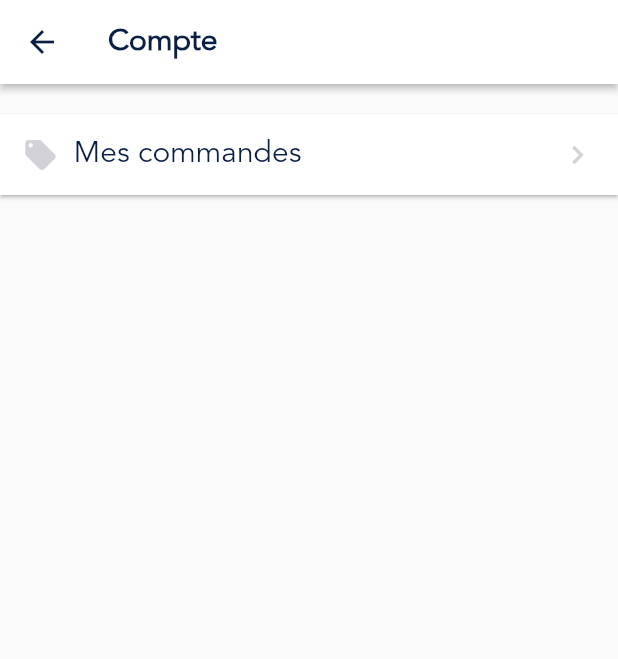
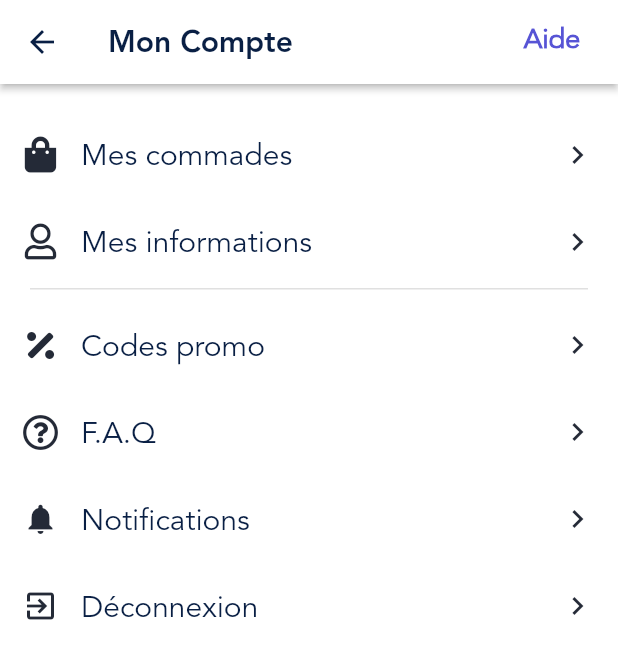
Before and after one commit to jowilf/restaurant-ui, a Flutter app: the AccountScreen screen opened by its route, on a phone screen of 412 x 824 dp. Shown: the top 659 px of the screen. Run offline on Flutter 3.47's test engine with Material 2 defaults, Android fonts, the phone set to English and light mode, and no system bars; our stand-ins replace firebase_auth, fluttertoast, font_awesome_flutter, google_maps_flutter, pin_code_fields; missing offline and left inert: flutter_statusbarcolor, libphonenumber; accounts and stored records are empty.

Commit message:
account screen

```diff
--- a/lib/ui/components/JDivider.dart
+++ b/lib/ui/components/JDivider.dart
@@ -11,7 +11,7 @@ class JDivider extends StatelessWidget {
     return SizedBox(
       height: height ?? 1,
       child: Container(
-        color: Palette.greyDark,
+        color: Colors.grey.shade300,
       ),
     );
   }
--- a/lib/ui/screens/AccountScreen.dart
+++ b/lib/ui/screens/AccountScreen.dart
@@ -1,51 +1,34 @@
 import 'package:flutter/material.dart';
+import 'package:font_awesome_flutter/font_awesome_flutter.dart';
 import 'package:nekxolivro/values/Palette.dart';
 import 'package:nekxolivro/values/Res.dart';
+
+import '../../values/Palette.dart';
+import '../../values/Palette.dart';
+import '../../values/StringRes.dart';
+import '../components/JDivider.dart';
 
 class AccountScreen extends StatelessWidget {
   @override
   Widget build(BuildContext context) {
     return Scaffold(
-      backgroundColor: Palette.colorGreyBack,
+      backgroundColor: Palette.whiteBackGround,
       body: CustomScrollView(
         slivers: <Widget>[
           SliverList(
               delegate: SliverChildListDelegate([
             SizedBox(height: 20),
-            Material(
-              elevation: 1,
-              color: Colors.white,
-              child: InkWell(
-                onTap: () => null,
-                child: Container(
-                  padding: EdgeInsets.all(15),
-                  width: double.infinity,
-                  child: Row(
-                    crossAxisAlignment: CrossAxisAlignment.start,
-                    mainAxisAlignment: MainAxisAlignment.start,
-                    children: <Widget>[
-                      Icon(
-                        Icons.local_offer,
-                        color: Palette.greyDark,
-                      ),
-                      SizedBox(
-                        width: 10,
-                      ),
-                      Expanded(
-                          child: Text(
-                        "Mes commandes",
-                        style: TextStyle(
-                            fontSize: 20, color: Palette.colorBlueBlack),
-                      )),
-                      Icon(
-                        Icons.navigate_next,
-                        color: Palette.greyDark,
-                      ),
-                    ],
-                  ),
-                ),
-              ),
-            )
+            item("Mes commades", FontAwesomeIcons.shoppingBag),
+            item("Mes informations", FontAwesomeIcons.user),
+            Padding(
+              padding: const EdgeInsets.symmetric(horizontal: 20.0),
+              child: JDivider(),
+            ),
+            SizedBox(height: 10),
+            item("Codes promo", FontAwesomeIcons.percentage),
+            item("F.A.Q", FontAwesomeIcons.questionCircle),
+            item("Notifications",Icons.notifications),
+            item("Déconnexion",Icons.exit_to_app),
           ]))
         ],
       ),
@@ -55,10 +38,23 @@ class AccountScreen extends StatelessWidget {
           elevation: 2,
           backgroundColor: Colors.white,
           title: Text(
-            "Compte",
+            "Mon Compte",
             style: TextStyle(
-                fontWeight: FontWeight.bold, color: Palette.colorBlueBlack),
+                color: Palette.colorBlueBlack,
+                fontFamily: StringRes.Avenir_Heavy),
           ),
+          actions: <Widget>[
+            FlatButton(
+                onPressed: () => null,
+                highlightColor: Palette.colorGrey,
+                child: Text(
+                  "Aide",
+                  style: TextStyle(
+                      fontWeight: FontWeight.bold,
+                      color: Palette.colorBlue,
+                      fontSize: 18),
+                ))
+          ],
           leading: IconButton(
             icon: Icon(
               Res.backIcon,
@@ -68,4 +64,40 @@ class AccountScreen extends StatelessWidget {
           )),
     );
   }
+
+  Widget item(String text, IconData iconData) => Material(
+        color: Colors.white,
+        child: InkWell(
+          onTap: () => null,
+          child: Container(
+            padding: EdgeInsets.all(15),
+            width: double.infinity,
+            child: Row(
+              crossAxisAlignment: CrossAxisAlignment.start,
+              mainAxisAlignment: MainAxisAlignment.start,
+              children: <Widget>[
+                Icon(
+                  iconData,
+                  color: Palette.colorBlack,
+                  size: 24,
+                ),
+                SizedBox(width: 15),
+                Expanded(
+                    child: Padding(
+                  padding: const EdgeInsets.symmetric(vertical: 2.0),
+                  child: Text(
+                    "$text",
+                    style:
+                        TextStyle(fontSize: 20, color: Palette.colorBlueBlack),
+                  ),
+                )),
+                Icon(
+                  Icons.navigate_next,
+                  color: Palette.colorBlack,
+                ),
+              ],
+            ),
+          ),
+        ),
+      );
 }
--- a/pubspec.yaml
+++ b/pubspec.yaml
@@ -31,6 +31,7 @@ dependencies:
   fluttertoast: ^4.0.0
   progress_dialog: ^1.2.2
   libphonenumber: ^1.0.1
+  font_awesome_flutter: ^8.8.1
 
   # The following adds the Cupertino Icons font to your application.
   # Use with the CupertinoIcons class for iOS style icons.
```
Also changed, not shown: pubspec.lock.
